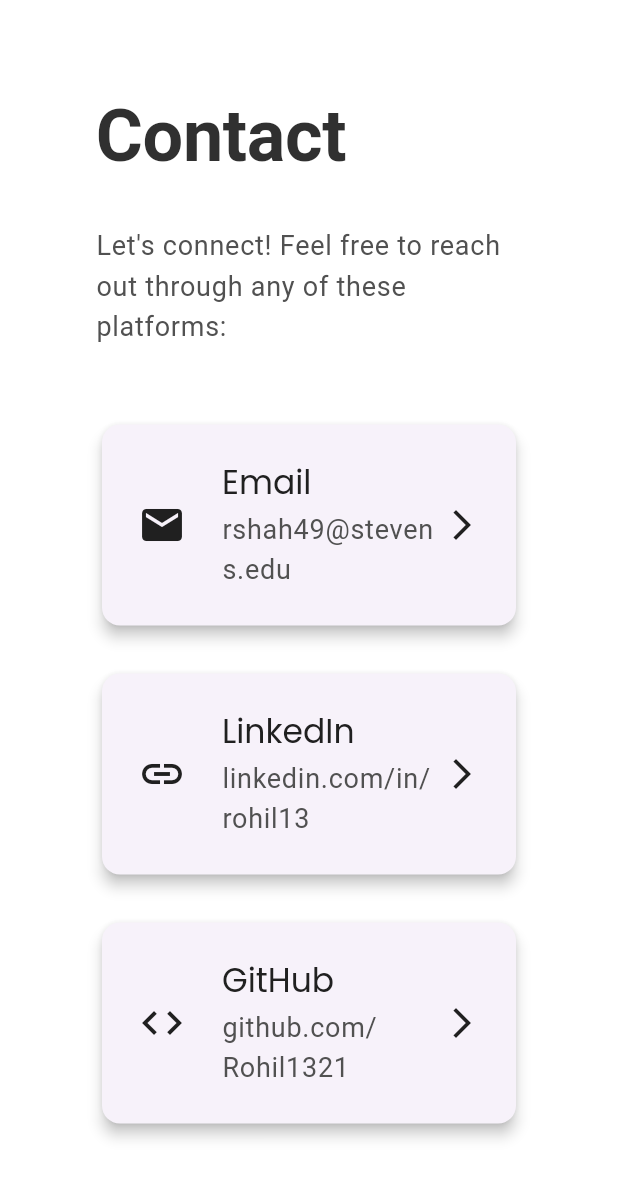
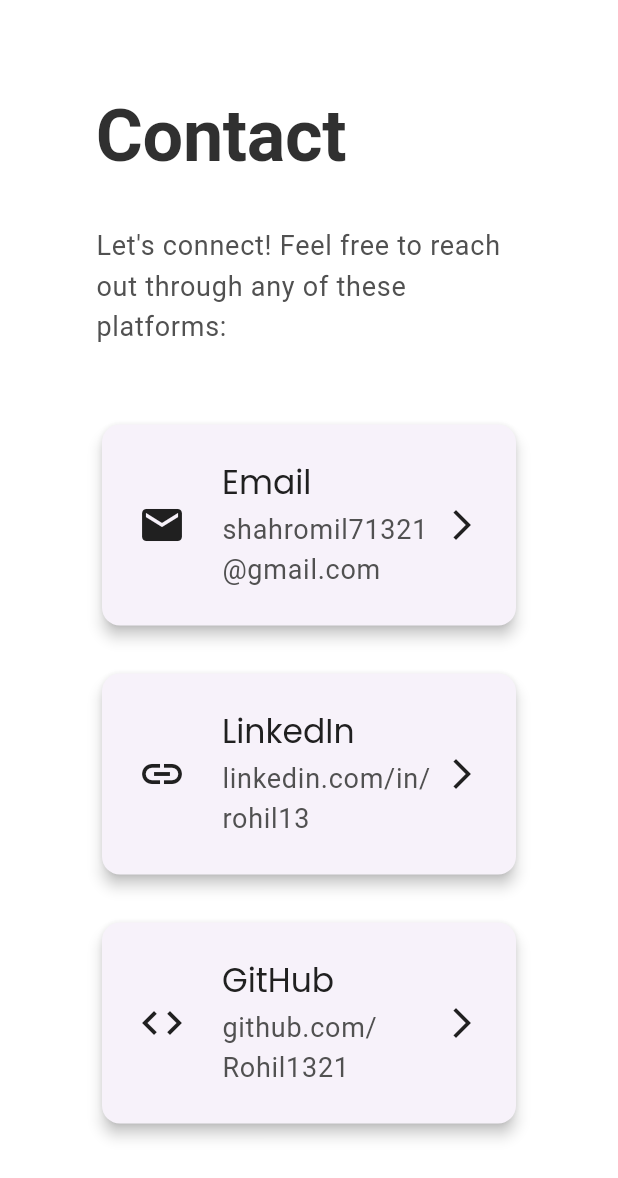
Before and after one commit to Rohil1321/Rohil1321.github.io, a Flutter app: the ContactPage widget shown alone on an empty page, opened directly, on a phone screen of 412 x 824 dp. Shown: the top 1178 px of the screen. Run offline on Flutter 3.47's test engine with Material 3 defaults, Android fonts, the light colour scheme and no system bars; our stand-ins replace google_fonts.

Commit message:
Update email address to shahromil71321@gmail.com

```diff
--- a/lib/pages/contact_page.dart
+++ b/lib/pages/contact_page.dart
@@ -42,8 +42,8 @@
               context,
               icon: Icons.email,
               title: 'Email',
-              subtitle: 'rshah49@stevens.edu',
-              onTap: () => _launchURL('mailto:rshah49@stevens.edu'),
+              subtitle: 'shahromil71321@gmail.com',
+              onTap: () => _launchURL('mailto:shahromil71321@gmail.com'),
             ),
             const SizedBox(height: 24),
             _buildContactCard(
```
Also changed, not shown: 5 other files.
